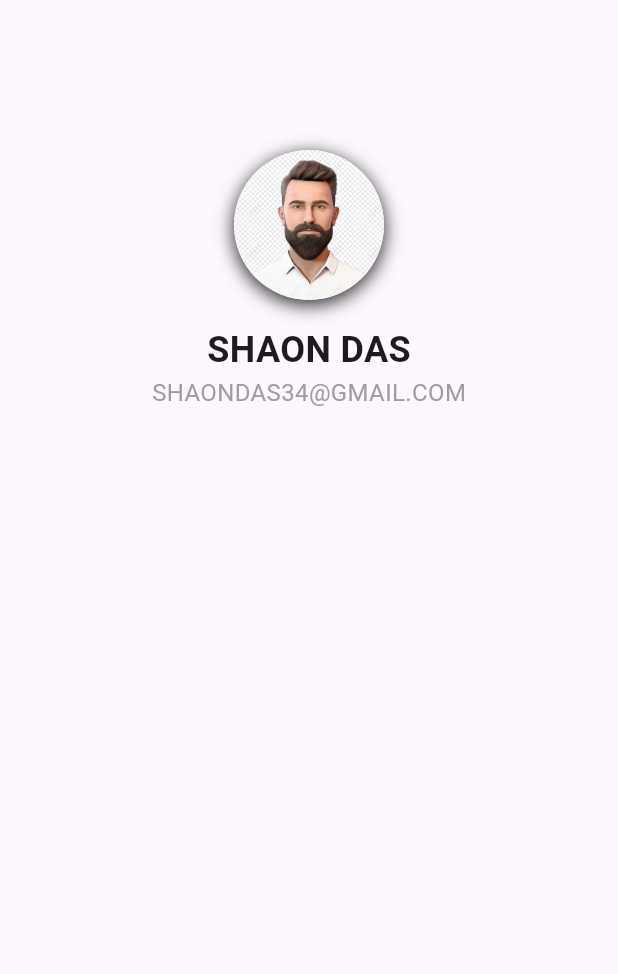
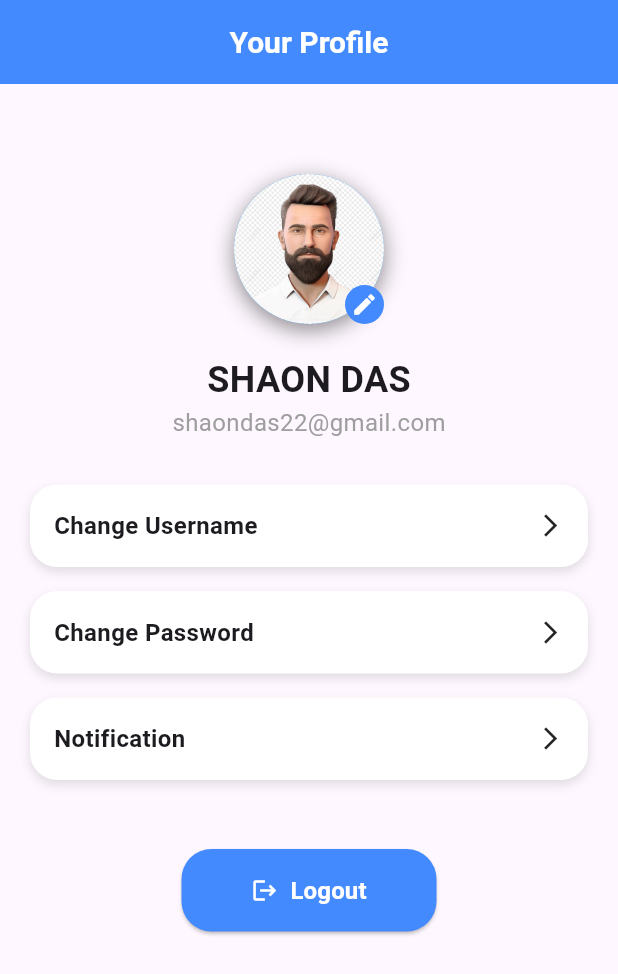
Before and after one commit to dev-shaon/TO-DO, a Flutter app: the ProfileScreen screen opened directly, on a phone screen of 412 x 824 dp. Shown: the top 974 px of the screen. Run offline on Flutter 3.47's test engine with Material 3 defaults, Android fonts, the phone set to English and light mode, and no system bars; our stand-ins replace font_awesome_flutter, sqflite; accounts and stored records are empty.

Commit message:
some changese

```diff
--- a/lib/Screens/Home_Screen.dart
+++ b/lib/Screens/Home_Screen.dart
@@ -1,4 +1,5 @@
 import 'package:flutter/material.dart';
+import 'package:to_do/Screens/All_task.dart';
 
 class HomeScreen extends StatelessWidget {
   final String title;
@@ -90,7 +91,9 @@ class HomeScreen extends StatelessWidget {
                 style: TextStyle(fontSize: 20, fontWeight: FontWeight.bold),
               ),
               TextButton(
-                onPressed: () {},
+                onPressed: () {
+                  Navigator.push(context, MaterialPageRoute(builder: (context)=>AllTask()));
+                },
                 child: const Text(
                   "See all",
                   style: TextStyle(color: Colors.blue),
--- a/lib/Screens/Profile_Screen.dart
+++ b/lib/Screens/Profile_Screen.dart
@@ -1,4 +1,5 @@
 import 'package:flutter/material.dart';
+import 'package:to_do/Wigets/Profile_wigets.dart';
 
 class ProfileScreen extends StatefulWidget {
   const ProfileScreen({super.key});
@@ -11,37 +12,112 @@ class _ProfileScreenState extends State<ProfileScreen> {
   @override
   Widget build(BuildContext context) {
     return Scaffold(
-      body: Column(
+      appBar: AppBar(
+        backgroundColor: Colors.blueAccent,
+        title: Text(
+          "Your Profile",
+          style: TextStyle(
+            fontWeight: FontWeight.bold,
+            fontSize: 20,
+            color: Colors.white,
+          ),
+        ),
+        centerTitle: true,
+        automaticallyImplyLeading: false,
+      ),
+      body: SafeArea(
+        child: SingleChildScrollView(
+          padding: const EdgeInsets.all(20),
+          child: Column(
             children: [
-          SizedBox(height: 100),
+              const SizedBox(height: 40),
+
               Center(
                 child: Container(
                   decoration: BoxDecoration(
                     shape: BoxShape.circle,
-                boxShadow: [
+                    boxShadow: const [
                       BoxShadow(
-                    color: Colors.black87,
-                    blurRadius: 10,
-                    offset: Offset(0, 3),
+                        color: Colors.black45,
+                        blurRadius: 12,
+                        offset: Offset(0, 4),
                       ),
                     ],
                   ),
-              child: CircleAvatar(
+                  child: Stack(
+                    children: [
+                      CircleAvatar(
                         radius: 50,
-                backgroundImage: AssetImage("assets/images/profile.png"),
+                        backgroundImage: AssetImage(
+                          "assets/images/profile.png",
+                        ),
+                        backgroundColor: Colors.blue,
+                      ),
+
+                      // Positioned Edit Button
+                      Positioned(
+                        bottom: 0,
+                        right: 0,
+                        child: Container(
+                          padding: EdgeInsets.all(4),
+                          decoration: BoxDecoration(
+                            color: Colors.blueAccent,
+                            shape: BoxShape.circle,
+                          ),
+                          child: Icon(
+                            Icons.edit,
+                            color: Colors.white,
+                            size: 18,
                           ),
                         ),
                       ),
-          SizedBox(height: 16),
-          Text(
+                    ],
+                  ),
+                ),
+              ),
+
+              const SizedBox(height: 20),
+
+              const Text(
                 "SHAON DAS",
                 style: TextStyle(fontWeight: FontWeight.bold, fontSize: 24),
               ),
-          Text(
-            "SHAONDAS34@GMAIL.COM",
+
+              const Text(
+                "shaondas22@gmail.com",
                 style: TextStyle(color: Colors.grey, fontSize: 16),
               ),
+
+              const SizedBox(height: 30),
+
+              ProfileItem(title: "Change Username"),
+              ProfileItem(title: "Change Password"),
+              ProfileItem(title: "Notification"),
+
+              const SizedBox(height: 30),
+
+              SizedBox(
+                width: 170,
+                child: ElevatedButton.icon(
+                  style: ElevatedButton.styleFrom(
+                    foregroundColor: Colors.white,
+                    backgroundColor: Colors.blueAccent,
+                    padding: EdgeInsets.symmetric(vertical: 16),
+                    shape: RoundedRectangleBorder(
+                      borderRadius: BorderRadius.circular(20),
+                    ),
+                  ),
+                  onPressed: () {},
+                  label: const Text(
+                    "Logout",
+                    style: TextStyle(fontSize: 16, fontWeight: FontWeight.bold),
+                  ),
+                  icon: const Icon(Icons.logout),
+                ),
+              ),
             ],
+          ),
+        ),
       ),
     );
   }
--- /dev/null
+++ b/lib/Wigets/Profile_wigets.dart
@@ -0,0 +1,47 @@
+import 'package:flutter/material.dart';
+
+class ProfileItem extends StatelessWidget {
+  final String title;
+  final VoidCallback? onTap;
+
+  const ProfileItem({
+    super.key,
+    required this.title,
+    this.onTap,
+  });
+
+  @override
+  Widget build(BuildContext context) {
+    return InkWell(
+      onTap: onTap,
+      borderRadius: BorderRadius.circular(18),
+      child: Container(
+        margin: const EdgeInsets.only(bottom: 16),
+        padding: const EdgeInsets.symmetric(horizontal: 16),
+        height: 55,
+        decoration: BoxDecoration(
+          color: Colors.white,
+          borderRadius: BorderRadius.circular(18),
+          boxShadow: const [
+            BoxShadow(
+              color: Colors.black12,
+              blurRadius: 5,
+              offset: Offset(0, 3),
+            ),
+          ],
+        ),
+        child: Row(
+          mainAxisAlignment: MainAxisAlignment.spaceBetween,
+          children: [
+            Text(
+              title,
+              style:
+                  const TextStyle(fontWeight: FontWeight.w600, fontSize: 16),
+            ),
+            const Icon(Icons.arrow_forward_ios, size: 18),
+          ],
+        ),
+      ),
+    );
+  }
+}
```
Lines whose indentation alone changed are shown as unchanged.
